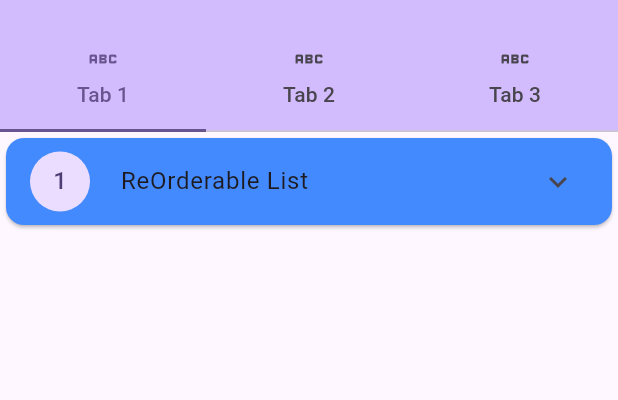
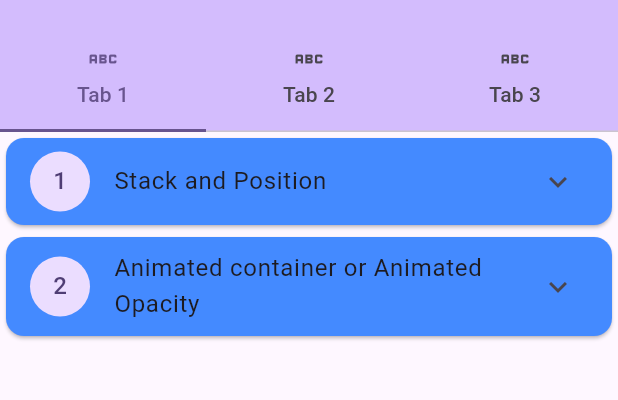
Before and after one commit to AmadIrfan/mobile-app-development, a Flutter app: the screen it shows after launch, on a phone screen of 412 x 824 dp, the part 63-463 px from its top. Run offline on Flutter 3.47's test engine with Material 2 defaults, Android fonts, the phone set to English and light mode, and no system bars; our stand-ins replace fluttertoast, google_fonts.

Commit message:
12 widgets

```diff
--- a/assignment3/lib/home_page.dart
+++ b/assignment3/lib/home_page.dart
@@ -1,5 +1,7 @@
-import 'package:assignment3/windows/widgets_1.dart';
 import 'package:flutter/material.dart';
+import '../windows1/widget_5_8.dart';
+import '../windows1/widget_9_12.dart';
+import '../windows1/widgets_1_4.dart';
 
 class MyHomePage extends StatefulWidget {
   const MyHomePage({
@@ -41,8 +43,8 @@ class _MyHomePageState extends State<MyHomePage> {
         body: const TabBarView(
           children: [
             CustomWidgets1(),
-            Icon(Icons.abc),
-            Icon(Icons.abc),
+            CustomWidgets2(),
+            CustomWidgets3(),
           ],
         ),
       ),
--- a/assignment3/lib/windows/widgets_1.dart
+++ /dev/null
@@ -1,64 +0,0 @@
-import 'package:assignment3/widgets/custom_expansion_tile.dart';
-import 'package:flutter/material.dart';
-
-class CustomWidgets1 extends StatefulWidget {
-  const CustomWidgets1({super.key});
-
-  @override
-  State<CustomWidgets1> createState() => _CustomWidgets1State();
-}
-
-class _CustomWidgets1State extends State<CustomWidgets1> {
-  final List<String> _items = [
-    'Apple',
-    'book',
-    'bag',
-    'pen',
-    'register',
-    'laptop',
-    'mobile',
-  ];
-
-  @override
-  Widget build(BuildContext context) {
-    return Column(
-      children: [
-        CustomExpansionTile(
-          leading: const CircleAvatar(
-            child: Text('1'),
-          ),
-          text: const Text(' ReOrderable List'),
-          children: [
-            SizedBox(
-              height: 300,
-              child: ReorderableListView.builder(
-                itemCount: _items.length,
-                onReorder: (oldIndex, newIndex) {
-                  setState(() {
-                    if (newIndex > oldIndex) {
-                      newIndex = newIndex - 1;
-                    }
-                    final item = _items.removeAt(oldIndex);
-                    _items.insert(newIndex, item);
-                  });
-                },
-                itemBuilder: (BuildContext context, int index) {
-                  return Card(
-                    margin: const EdgeInsets.all(2),
-                    key: ValueKey(_items[index]),
-                    child: Padding(
-                      padding: const EdgeInsets.all(10.0),
-                      child: Text(
-                        _items[index],
-                      ),
-                    ),
-                  );
-                },
-              ),
-            ),
-          ],
-        ),
-      ],
-    );
-  }
-}
--- /dev/null
+++ b/assignment3/lib/windows1/widgets_1_4.dart
@@ -0,0 +1,139 @@
+import 'package:assignment3/widgets/custom_expansion_tile.dart';
+import 'package:flutter/material.dart';
+
+class CustomWidgets1 extends StatefulWidget {
+  const CustomWidgets1({super.key});
+
+  @override
+  State<CustomWidgets1> createState() => _CustomWidgets1State();
+}
+
+class _CustomWidgets1State extends State<CustomWidgets1> {
+  final double _top = 10;
+  double _h = 0;
+  double _w = 0;
+  double opacity = 0;
+
+  double _btnTop = 60;
+  double _posTop = 10;
+  @override
+  Widget build(BuildContext context) {
+    // Offset offset = Offset(0, 0);
+    return SingleChildScrollView(
+      child: Column(
+        children: [
+          CustomExpansionTile(
+            leading: const CircleAvatar(
+              child: Text('1'),
+            ),
+            text: const Text('Stack and Position'),
+            children: [
+              Container(
+                width: double.infinity,
+                height: MediaQuery.sizeOf(context).height * 0.3,
+                decoration: BoxDecoration(
+                  color: Theme.of(context).colorScheme.inversePrimary,
+                ),
+                child: Stack(
+                  children: [
+                    Positioned(
+                      top: _top,
+                      child: const Padding(
+                        padding: EdgeInsets.all(8.0),
+                        child: Text(
+                          'Stack',
+                          style: TextStyle(
+                            fontSize: 30,
+                            fontWeight: FontWeight.bold,
+                          ),
+                        ),
+                      ),
+                    ),
+                    Positioned(
+                      top: _posTop,
+                      child: const Padding(
+                        padding: EdgeInsets.all(8.0),
+                        child: Text(
+                          'Positioned',
+                          style: TextStyle(
+                            fontSize: 30,
+                            fontWeight: FontWeight.bold,
+                          ),
+                        ),
+                      ),
+                    ),
+                    Positioned(
+                      top: _btnTop,
+                      child: ElevatedButton(
+                        onPressed: () {
+                          setState(() {
+                            if (_posTop == 40) {
+                              _posTop = 10;
+                              _btnTop = 60;
+                            } else {
+                              _posTop = 40;
+                              _btnTop = 100;
+                            }
+                          });
+                        },
+                        child: const Text('change Position'),
+                      ),
+                    ),
+                  ],
+                ),
+              ),
+            ],
+          ),
+          CustomExpansionTile(
+            leading: const CircleAvatar(
+              child: Text('2'),
+            ),
+            text: const Text('Animated container or Animated Opacity'),
+            children: [
+              ElevatedButton(
+                onPressed: () {
+                  setState(() {
+                    if (opacity == 1) {
+                      _h = 0;
+                      _w = 0;
+                      opacity = 0;
+                      return;
+                    }
+                    _h = 150;
+                    _w = 150;
+                    opacity = 1;
+                  });
+                },
+                child: const Text('Show Animation'),
+              ),
+              const SizedBox(
+                height: 20,
+              ),
+              AnimatedContainer(
+                margin: const EdgeInsets.all(10),
+                duration: const Duration(seconds: 3),
+                height: _h,
+                width: _w,
+                alignment: Alignment.center,
+                decoration: const BoxDecoration(
+                  color: Colors.amber,
+                ),
+                child: AnimatedOpacity(
+                  duration: const Duration(seconds: 3),
+                  opacity: opacity,
+                  child: const Text(
+                    'built in Animation',
+                    style: TextStyle(
+                      fontWeight: FontWeight.bold,
+                      color: Colors.white,
+                    ),
+                  ),
+                ),
+              ),
+            ],
+          ),
+        ],
+      ),
+    );
+  }
+}
```
Also changed, not shown: assignment3/lib/windows1/widget_5_8.dart (added, +181 -0 lines), assignment3/lib/windows1/widget_9_12.dart (added, +38 -0 lines).
